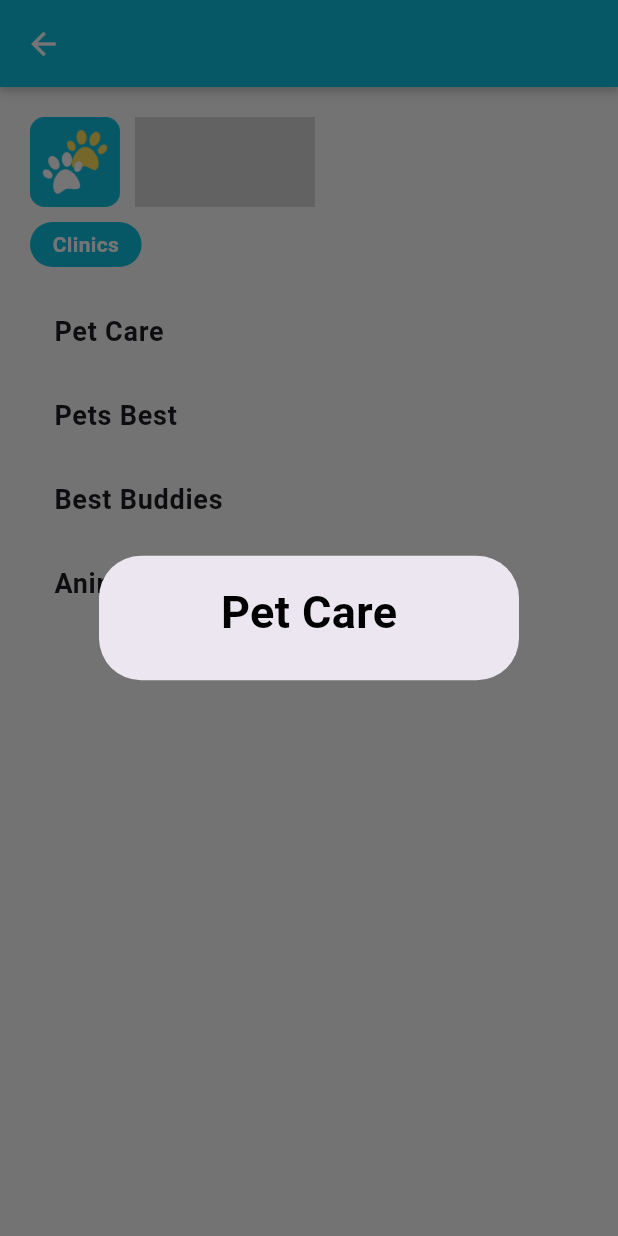
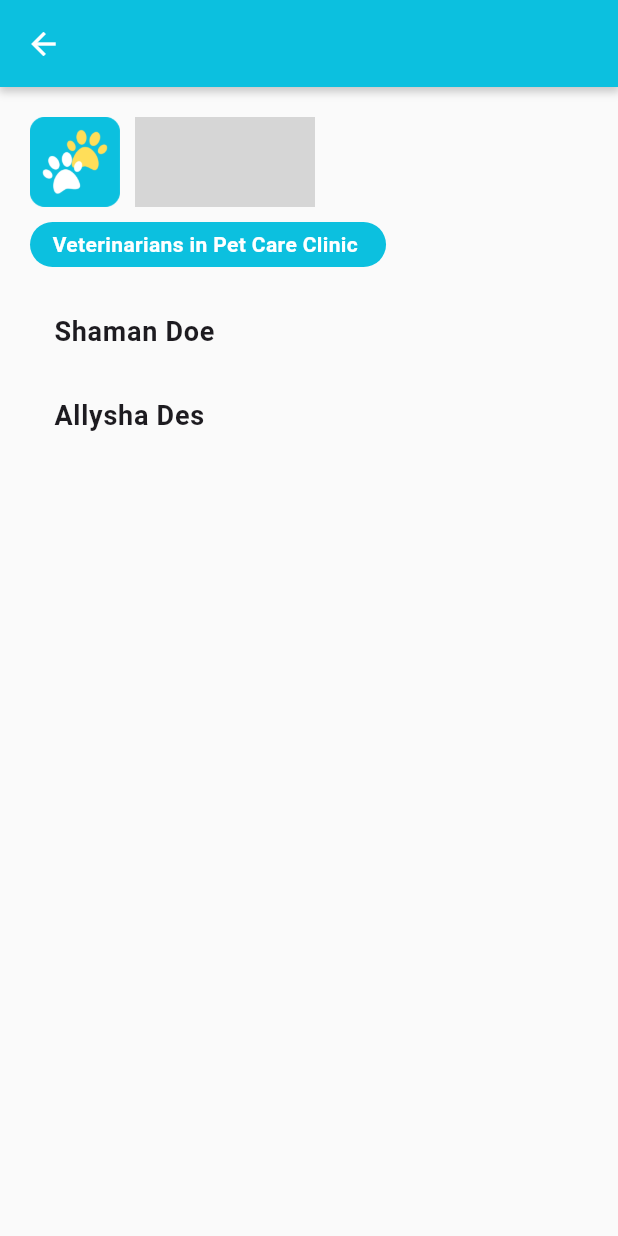
Before and after one commit to ChronoAiren/vet-link, a Flutter app: the ViewClinicsScreen widget shown alone on an empty page, opened directly, after a tap on "Pet Care", on a phone screen of 412 x 824 dp. Run offline on Flutter 3.47's test engine with Material 3 defaults, Android fonts, the phone set to English and light mode, and no system bars; our stand-ins replace dio, easy_stepper, flutter_svg, freezed_annotation, get, responsive_framework; accounts and stored records are empty; Roboto replaces fonts that are missing (Poppins); grey boxes are pictures that could not be loaded.

Commit message:
added view clinics and view veterinarian sorted by selected clinic , needs improvement

```diff
--- a/frontend/lib/features/clinics/presentation/view_clinics/view_clinics_screen.dart
+++ b/frontend/lib/features/clinics/presentation/view_clinics/view_clinics_screen.dart
@@ -1,14 +1,15 @@
 import 'package:flutter/material.dart';
 import 'package:frontend/common/widgets/main_wrapper.dart';
+import 'package:frontend/features/veterinarians/presentation/view%20veterinarians/view_veterinarians_screen.dart';
 import 'package:get/get.dart';
 
 
 class ViewClinicsScreen extends StatelessWidget {
+
    ViewClinicsScreen({super.key});
 
   final RxList<Map<String, String>> clinics =[
     {'clinic' : 'Pet Care', 'location' : 'Tagum City'},
-    {'clinic' : 'Pets Best', 'location': 'Tagum City'},
     {'clinic' : 'Best Buddies', 'location' : 'Davao City'},
     {'clinic' : 'Animal Care', 'location' : 'Davao City'}
   ].obs;
@@ -31,7 +32,7 @@ class ViewClinicsScreen extends StatelessWidget {
                   Radius.circular(15.0),
                 ),
               ),
-              child: Text(
+              child: const Text(
                 'Clinics',
                 style: TextStyle(
                   fontSize: 14,
@@ -43,6 +44,7 @@ class ViewClinicsScreen extends StatelessWidget {
             const SizedBox(
               height: 15.0,
             ),
+
            Expanded(
             child: Obx(() => ListView.builder(
               itemCount: clinics.length,
@@ -51,12 +53,12 @@ class ViewClinicsScreen extends StatelessWidget {
                   key: UniqueKey(),
                   background: Container(
                     color: Colors.red,
+                    alignment:  Alignment.center,
+                    padding: const EdgeInsets.all(20),
                     child: const Icon(
                       Icons.delete,
                       color: Colors.white
                     ),
-                    alignment:  Alignment.center,
-                    padding: EdgeInsets.all(20),
                   ),
                   direction: DismissDirection.endToStart,
                   confirmDismiss: (direction) async{
@@ -64,18 +66,18 @@ class ViewClinicsScreen extends StatelessWidget {
                       context: context,
                       builder: (BuildContext context) {
                         return AlertDialog(
-                          title: Text("Confirm Deletion"),
+                          title: const Text("Confirm Deletion"),
                           content: Text ("Are you sure you want to delete ${clinics[index]['clinic']}?"),
                           actions: <Widget>[
                             TextButton(
                               onPressed: () => Navigator.of(context)
                                       .pop(false),
-                                  child: Text("Cancel"),
+                                  child: const Text("Cancel"),
                             ),
                             TextButton(
                               onPressed: () => Navigator.of(context)
                                       .pop(true),
-                                  child: Text("Delete"),
+                                  child: const Text("Delete"),
                             ),
                           ],
                         );
@@ -95,22 +97,28 @@ class ViewClinicsScreen extends StatelessWidget {
                       },
                  child: ListTile(
                   onTap: (){
-                    showDialog(
-                      context: context,
-                      builder: (context) => AlertDialog(
-                        content: Column(
-                          mainAxisSize: MainAxisSize.min,
-                          children: [
-                            Text(clinics[index]['clinic']!,
-                            style: TextStyle(
-                                fontWeight: FontWeight.bold,
-                                fontSize: 30,
-                            ),
-                            ),
-                          ],
-                        )
-                      ),
-                    );
+                    Navigator.push(context,
+                    MaterialPageRoute(
+                builder: (context) => ViewVeterinariansScreen(selectedClinic : clinics[index]['clinic']!.obs ),
+
+              ),
+            );
+                    // showDialog(
+                    //   context: context,
+                    //   builder: (context) => AlertDialog(
+                    //     content: Column(
+                    //       mainAxisSize: MainAxisSize.min,
+                    //       children: [
+                    //         Text(clinics[index]['clinic']!,
+                    //         style: const TextStyle(
+                    //             fontWeight: FontWeight.bold,
+                    //             fontSize: 30,
+                    //         ),
+                    //         ),
+                    //       ],
+                    //     )
+                    //   ),
+                    // );
                   },
                    title: Text(clinics[index]['clinic']!),
                  )
--- /dev/null
+++ b/frontend/lib/features/veterinarians/presentation/view veterinarians/view_veterinarians_screen.dart
@@ -0,0 +1,173 @@
+import 'package:flutter/material.dart';
+import 'package:frontend/common/widgets/main_wrapper.dart';
+import 'package:get/get.dart';
+
+class ViewVeterinariansScreen extends StatelessWidget {
+  // ViewVeterinariansScreen({super.key, String? message});
+
+  ViewVeterinariansScreen({super.key, required this.selectedClinic});
+
+  final RxList<Map<String, String>> veterinarians = [
+    {
+      'clinicName': 'Pet Care',
+      'Veterinarian': 'Shaman Doe',
+      'contactNumber' : '12365459876',
+      'daySchedule' : 'Mon-Wed',
+      'time' : '9:00AM - 1:00pm',
+      'address' : 'Arellano St. Tagum City'
+    },
+    {
+      'clinicName': 'Pet Care',
+      'Veterinarian': 'Allysha Des',
+      'contactNumber' : '09635459876',
+      'daySchedule' : 'Mon, Wed, Fri',
+      'time' : '10:00AM - 3:00pm',
+      'address' : 'Arellano St. Tagum City'
+    },
+    {
+      'clinicName': 'Best Buddies',
+      'Veterinarian': 'Mc Vee Delos Santos',
+      'contactNumber' : '09061432754',
+      'daySchedule' : 'Mon-Fri',
+      'time' : '9:00AM - 4:00pm',
+      'address' : 'Bonifacio St. Tagum City'
+    },
+    {
+      'clinicName': 'Best Buddies',
+      'Veterinarian': 'Haru Zab',
+      'contactNumber' : '09758757055',
+      'daySchedule' : 'Tue & Thu',
+      'time' : '8:00AM - 1:00pm',
+      'address' : 'Bonifacio St. Tagum City'
+    },
+    {
+      'clinicName': 'Animal Care',
+      'Veterinarian': 'Zabuza Ses',
+      'contactNumber' : '78965454123',
+      'daySchedule' : 'Wed -Fri',
+      'time' : '9:00AM - 3:00pm',
+      'address' : 'Rizal St. Tagum City'
+    },
+    {
+      'clinicName': 'Animal Care',
+      'Veterinarian': 'Alien Dam',
+      'contactNumber' : '45635285466',
+      'daySchedule' : 'Mon-Fri',
+      'time' : '9:00AM - 2:00pm',
+      'address' : 'Rizal St. Tagum City'
+    },
+  ].obs;
+
+  final RxString selectedClinic ;
+
+  @override
+  Widget build(BuildContext context) {
+    return MainWrapper(
+      content: SizedBox(
+        height: MediaQuery.of(context).size.height,
+        child: Column(
+          crossAxisAlignment: CrossAxisAlignment.start,
+          mainAxisAlignment: MainAxisAlignment.start,
+          children: [
+            Container(
+              padding:
+                  const EdgeInsets.symmetric(vertical: 5.0, horizontal: 15.0),
+              decoration: const BoxDecoration(
+                color: Color.fromARGB(255, 12, 192, 223),
+                borderRadius: BorderRadius.all(
+                  Radius.circular(15.0),
+                ),
+              ),
+              child:  Text(
+                'Veterinarians in $selectedClinic Clinic ' ,
+                style: const TextStyle(
+                  fontSize: 14,
+                  fontWeight: FontWeight.bold,
+                  color: Colors.white,
+                ),
+              ),
+            ),
+            const SizedBox(
+              height: 15.0,
+            ),
+            Expanded(
+              child: Obx(
+                () => ListView.builder(
+                  itemCount: veterinarians.length,
+                  itemBuilder: (context, index) {
+                    if (veterinarians[index]['clinicName'] ==
+                        selectedClinic.value) {
+                      return ListTile(
+                        onTap: () {
+                          showDialog(
+                            context: context,
+                            builder: (context) => AlertDialog(
+                              content: Column(
+                                mainAxisSize: MainAxisSize.min,
+                                children: [
+                                  Text(
+                                    veterinarians[index]['Veterinarian']!,
+                                    style: const TextStyle(
+                                      fontWeight: FontWeight.bold,
+                                      fontSize: 35,
+                                    ),
+                                  ),
+                                  Text(
+                                    veterinarians[index]['daySchedule']!,
+                                    style: const TextStyle(
+                                      fontWeight: FontWeight.bold,
+                                      fontSize: 15,
+                                    ),
+                                  ),
+                                  Text(
+                                    veterinarians[index]['time']!,
+                                    style: const TextStyle(
+                                      fontWeight: FontWeight.bold,
+                                      fontSize: 15,
+                                    ),
+                                  ),
+                                  Text(
+                                    veterinarians[index]['contactNumber']!,
+                                    style: const TextStyle(
+                                      fontWeight: FontWeight.bold,
+                                      fontSize: 15,
+                                    ),
+                                  ),
+                                  Text(
+                                    veterinarians[index]['address']!,
+                                    style: const TextStyle(
+                                      fontWeight: FontWeight.bold,
+                                      fontSize: 15,
+                                    ),
+                                  ),
+                                  const SizedBox(
+                                    height: 30,
+                                  ),
+                                  ElevatedButton(
+                                    onPressed: (){
+                                    //   Navigator.push(context,
+                                    //  MaterialPageRoute(builder: (context) => SetAppointment(()),
+                                    },
+                                    child: const Text('Set Appointment')
+                                  ),
+                                ],
+                              ),
+                            ),
+                          );
+                        },
+                        title: Text(veterinarians[index]['Veterinarian']!),
+                      );
+                    } else {
+
+                      return const SizedBox.shrink();
+                    }
+                  },
+                ),
+              ),
+            ),
+          ],
+        ),
+      ),
+    );
+  }
+}
```
